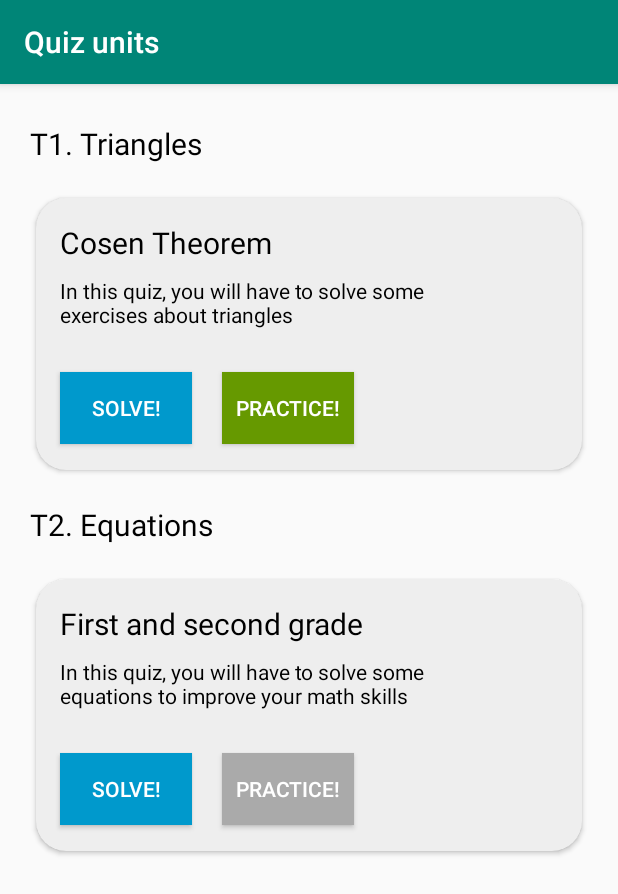
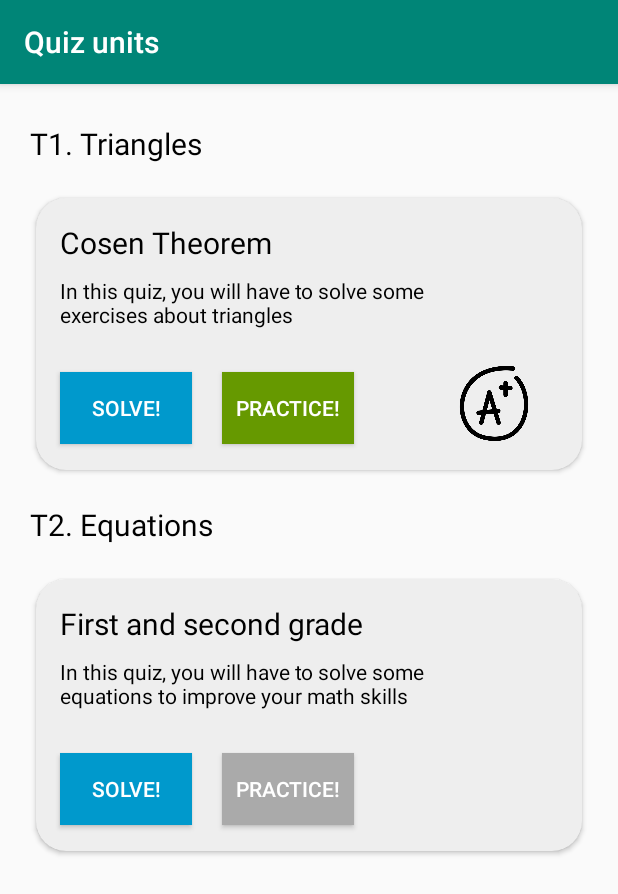
Before and after one commit to LuisPlasencia/LearnQuest, an Android app: the screen it shows after launch (QuizUnit), on a phone screen of 412 x 824 dp. Shown: the top 894 px of the screen. Run offline under Robolectric (Android 15) with nearby library versions, the phone set to English and light mode, and no system bars.

Commit message:
T0.5 Añadido el icono de grade al completar un temario

```diff
--- a/app/src/main/res/layout/activity_perfil.xml
+++ b/app/src/main/res/layout/activity_perfil.xml
@@ -44,7 +44,7 @@
         android:text="@string/achievements_button"
         app:layout_constraintBottom_toBottomOf="parent"
         app:layout_constraintEnd_toEndOf="parent"
-        app:layout_constraintHorizontal_bias="0.439"
+        app:layout_constraintHorizontal_bias="0.456"
         app:layout_constraintStart_toEndOf="@+id/linearLayout2"
         app:layout_constraintTop_toTopOf="parent"
         app:layout_constraintVertical_bias="0.123" />
--- a/app/src/main/res/layout/activity_quiz_unit.xml
+++ b/app/src/main/res/layout/activity_quiz_unit.xml
@@ -61,6 +61,7 @@
                     app:layout_constraintTop_toTopOf="parent" />
 
                 <TextView
+                    android:id="@+id/textView"
                     android:layout_width="277dp"
                     android:layout_height="53dp"
                     android:layout_marginTop="52dp"
@@ -98,6 +99,17 @@
                     app:layout_constraintHorizontal_bias="0.449"
                     app:layout_constraintStart_toStartOf="parent"
                     app:layout_constraintTop_toTopOf="parent" />
+
+                <ImageView
+                    android:id="@+id/grade"
+                    android:layout_width="85dp"
+                    android:layout_height="50dp"
+                    android:layout_marginTop="112dp"
+                    app:layout_constraintEnd_toEndOf="parent"
+                    app:layout_constraintHorizontal_bias="0.942"
+                    app:layout_constraintStart_toStartOf="parent"
+                    app:layout_constraintTop_toTopOf="parent"
+                    app:srcCompat="@drawable/grade" />
 
 
             </androidx.constraintlayout.widget.ConstraintLayout>
```
Also changed, not shown: app/src/main/res/drawable-v24/grade.png (added).
